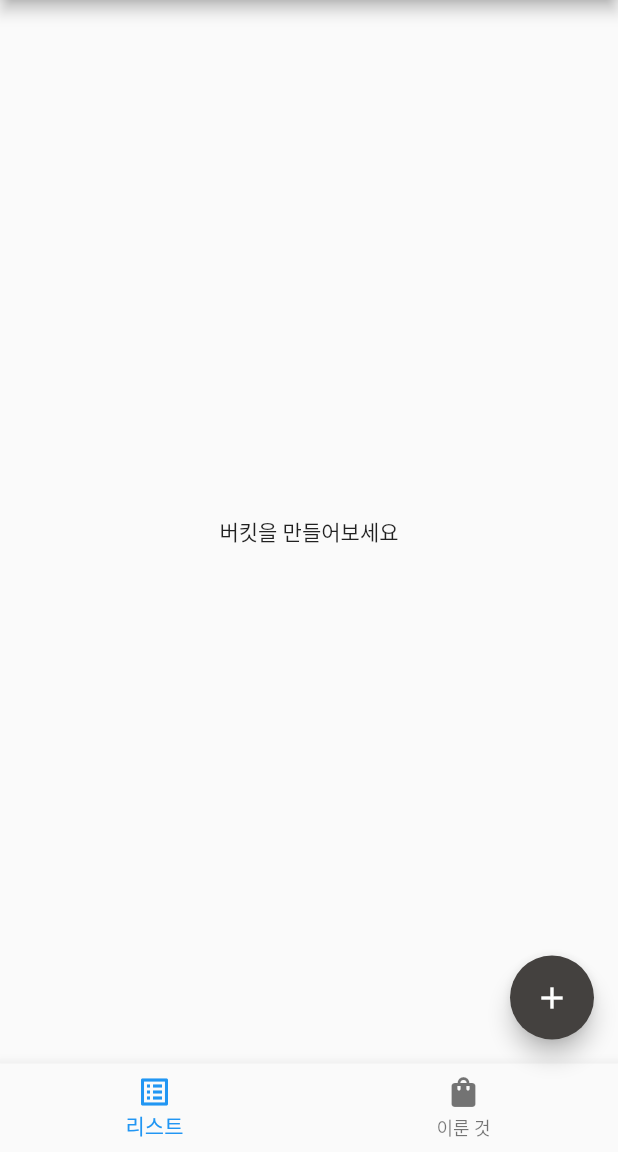
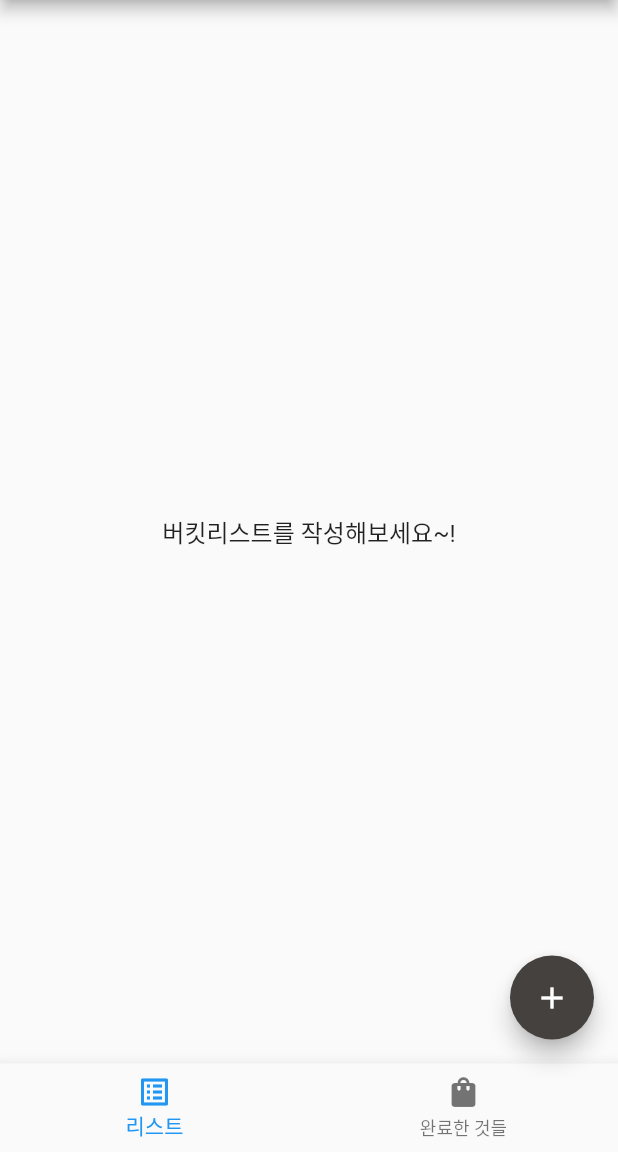
Before and after one commit to boradorying/bucketList_work, a Flutter app: the screen it shows after launch, on a phone screen of 412 x 824 dp, the part 84-1236 px from its top. Run offline on Flutter 3.47's test engine with Material 2 defaults, Android fonts, the phone set to English and light mode, and no system bars.

Commit message:
second commit

```diff
--- a/lib/main.dart
+++ b/lib/main.dart
@@ -23,11 +23,14 @@ class MyApp extends StatefulWidget {
 
 class _MyAppState extends State<MyApp> {
   var tab = 0;
+  var inputData = TextEditingController();
+  late AppBar appBarBucketList;
+  late AppBar appBarCompleted;
 
   @override
-  Widget build(BuildContext context) {
-    return Scaffold(
-      appBar: AppBar(
+  void initState() {
+    super.initState();
+    appBarBucketList = AppBar(
       title: Text('버킷리스트'),
       centerTitle: true,
       backgroundColor: Colors.transparent,
@@ -43,8 +46,30 @@ class _MyAppState extends State<MyApp> {
           ),
         ),
       ),
+    );
+    appBarCompleted = AppBar(
+      title: Text('be completed!'),
+      centerTitle: true,
+      backgroundColor: Colors.transparent,
+      flexibleSpace: Container(
+        decoration: BoxDecoration(
+          gradient: LinearGradient(
+            colors: [
+              Colors.red.shade300,
+              Colors.white,
+            ],
+            begin: Alignment.centerLeft,
+            end: Alignment.centerRight,
           ),
-      body: tab == 0 ? BucketList() : Text('완료된 것'),
+        ),
+      ),
+    );
+  }
+
+  Widget build(BuildContext context) {
+    return Scaffold(
+      appBar: tab == 0 ? appBarBucketList : appBarCompleted,
+      body: tab == 0 ? BucketList() : CompletedPage(),
       bottomNavigationBar: BottomNavigationBar(
         onTap: (i) {
           setState(() {
@@ -61,7 +86,7 @@ class _MyAppState extends State<MyApp> {
           ),
           BottomNavigationBarItem(
             icon: Icon(Icons.shopping_bag),
-            label: '이룬 것',
+            label: '완료한 것들',
           ),
         ],
       ),
@@ -76,6 +101,7 @@ class _MyAppState extends State<MyApp> {
                   children: [
                     Text('원하는 것을 입력하세요!'),
                     TextField(
+                      controller: inputData,
                       decoration: InputDecoration(
                         labelText: "ex)해외여행 가기",
                         icon: Icon(Icons.star),
@@ -94,7 +120,7 @@ class _MyAppState extends State<MyApp> {
                             var bucketService = Provider.of<BucketService>(
                                 context,
                                 listen: false);
-                            bucketService.addBucketItem("새로운 버킷 아이템");
+                            bucketService.addBucketItem(inputData.text);
                             Navigator.pop(context);
                           },
                           child: Text('등록'),
@@ -129,15 +155,27 @@ class _MyAppState extends State<MyApp> {
   }
 }
 
-class BucketList extends StatelessWidget {
-  const BucketList({Key? key});
+class BucketList extends StatefulWidget {
+  BucketList({Key? key, this.appBarCompleted}) : super(key: key);
+  final appBarCompleted;
 
+  @override
+  State<BucketList> createState() => _BucketListState();
+}
+
+class _BucketListState extends State<BucketList> {
   @override
   Widget build(BuildContext context) {
     final bucketService = Provider.of<BucketService>(context);
 
     return bucketService.isEmpty()
-        ? Center(child: Text('버킷을 만들어보세요'))
+        ? Center(
+            child: Text(
+            '버킷리스트를 작성해보세요~!',
+            style: TextStyle(
+              fontSize: 16,
+            ),
+          ))
         : ListView.builder(
             itemCount: bucketService.bucketItems.length,
             itemBuilder: (context, index) {
@@ -147,6 +185,9 @@ class BucketList extends StatelessWidget {
                 width: double.infinity,
                 child: Row(
                   children: [
+                    SizedBox(
+                      width: 8,
+                    ),
                     Text(item),
                     Expanded(
                       child: Row(
@@ -154,7 +195,9 @@ class BucketList extends StatelessWidget {
                         children: [
                           ElevatedButton(
                             onPressed: () {
-                              // 완료 버튼을 눌렀을 때의 동작
+                              setState(() {
+                                bucketService.markAsCompleted(item);
+                              });
                             },
                             style: ButtonStyle(
                               backgroundColor: MaterialStateProperty.all<Color>(
@@ -166,8 +209,44 @@ class BucketList extends StatelessWidget {
                               style: TextStyle(color: Colors.black54),
                             ),
                           ),
+                          SizedBox(
+                            width: 8,
+                          ),
                           ElevatedButton(
                             onPressed: () {
+                              showDialog(
+                                context: context,
+                                builder: (context) {
+                                  return AlertDialog(
+                                    title: Text(
+                                      '삭제확인',
+                                      style: TextStyle(
+                                          fontWeight: FontWeight.bold),
+                                    ),
+                                    content: Text('이 버킷리스트를 삭제하시겠습니까?'),
+                                    actions: [
+                                      TextButton(
+                                          onPressed: () {
+                                            var item = bucketService
+                                                .bucketItems[index];
+                                            bucketService
+                                                .removeBucketItem(item);
+                                            Navigator.pop(context);
+                                          },
+                                          child: Text('Delete',
+                                              style: TextStyle(
+                                                  fontWeight:
+                                                      FontWeight.bold))),
+                                      TextButton(
+                                          onPressed: () {
+                                            Navigator.pop(context);
+                                          },
+                                          child: Text('Cancel')),
+                                    ],
+                                  );
+                                },
+                              );
+
                               // 삭제 버튼을 눌렀을 때의 동작
                             },
                             style: ButtonStyle(
@@ -190,3 +269,25 @@ class BucketList extends StatelessWidget {
           );
   }
 }
+
+class CompletedPage extends StatelessWidget {
+  const CompletedPage({Key? key, this.appBarCompleted}) : super(key: key);
+  final AppBar? appBarCompleted;
+
+  @override
+  Widget build(BuildContext context) {
+    return Scaffold(
+      appBar: appBarCompleted,
+      body: ListView.builder(
+        itemCount: context.watch<BucketService>().completedItems.length,
+        itemBuilder: (context, index) {
+          var item = context.watch<BucketService>().completedItems[index];
+
+          return ListTile(
+            title: Text(item),
+          );
+        },
+      ),
+    );
+  }
+}
```
Also changed, not shown: lib/bucketService.dart (+12 -1 lines). Lines whose indentation alone changed are shown as unchanged.
